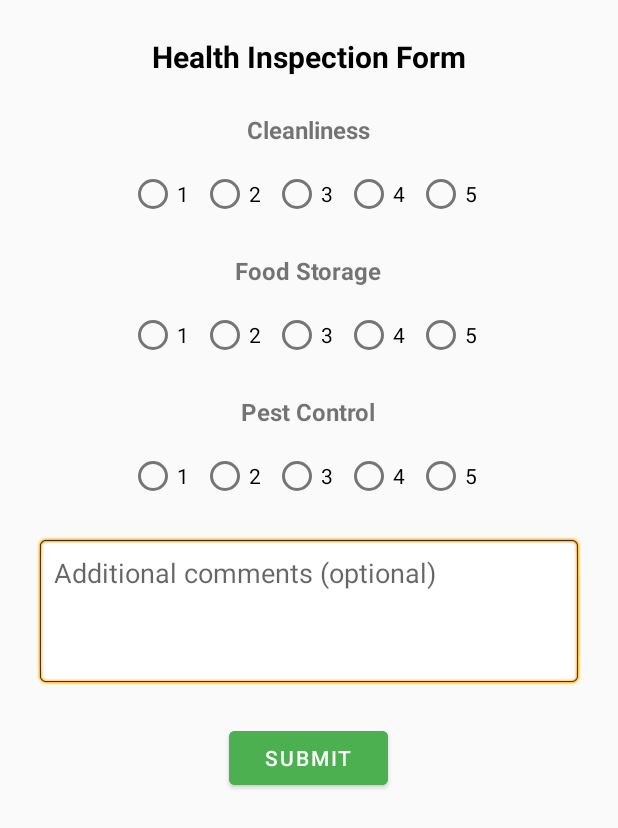
After one commit to pazelisha/food-inspection, an Android app: the InspectionFormActivity screen opened directly, with no data from a screen before it, on a phone screen of 412 x 824 dp. The commit adds this screen. Shown: the top 828 px of the screen. Run offline under Robolectric (Android 15) with nearby library versions, the phone set to English and light mode, and no system bars.

Commit message:
changed rating to letters, theres a form when you click the task.

```diff
--- a/app/src/main/AndroidManifest.xml
+++ b/app/src/main/AndroidManifest.xml
@@ -33,6 +33,10 @@
             android:exported="false" />
 
         <activity
+            android:name=".InspectionFormActivity"
+            android:exported="false" />
+
+        <activity
             android:name=".MapActivity"
             android:exported="false" />
 
--- /dev/null
+++ b/app/src/main/java/com/example/foodgradeinspection/InspectionFormActivity.java
@@ -0,0 +1,63 @@
+package com.example.foodgradeinspection;
+
+import android.os.Bundle;
+import android.util.Log;
+import android.view.View;
+import android.widget.Button;
+import android.widget.EditText;
+import android.widget.RadioButton;
+import android.widget.RadioGroup;
+import android.widget.Toast;
+
+import androidx.appcompat.app.AppCompatActivity;
+
+public class InspectionFormActivity extends AppCompatActivity {
+
+    private RadioGroup cleanlinessGroup, foodStorageGroup, pestControlGroup;
+    private EditText commentsInput;
+    private Button submitButton;
+
+    private int getSelectedRating(RadioGroup group) {
+        int selectedId = group.getCheckedRadioButtonId();
+        if (selectedId == -1) return -1;
+        return Integer.parseInt(((RadioButton) findViewById(selectedId)).getText().toString());
+    }
+
+    private String calculateGrade(double avg) {
+        if (avg >= 4.5) return "A";
+        else if (avg >= 3.5) return "B";
+        else if (avg >= 2.5) return "C";
+        else return "D";
+    }
+
+    @Override
+    protected void onCreate(Bundle savedInstanceState) {
+        super.onCreate(savedInstanceState);
+        setContentView(R.layout.activity_inspection_form);
+
+        cleanlinessGroup = findViewById(R.id.cleanlinessGroup);
+        foodStorageGroup = findViewById(R.id.foodStorageGroup);
+        pestControlGroup = findViewById(R.id.pestControlGroup);
+        commentsInput = findViewById(R.id.commentsInput);
+        submitButton = findViewById(R.id.submitButton);
+
+        submitButton.setOnClickListener(v -> {
+            int c = getSelectedRating(cleanlinessGroup);
+            int f = getSelectedRating(foodStorageGroup);
+            int p = getSelectedRating(pestControlGroup);
+
+            if (c == -1 || f == -1 || p == -1) {
+                Toast.makeText(this, "Please rate all categories.", Toast.LENGTH_SHORT).show();
+                return;
+            }
+
+            double avg = (c + f + p) / 3.0;
+            String grade = calculateGrade(avg);
+
+            Toast.makeText(this, "Inspection Complete. Grade: " + grade, Toast.LENGTH_LONG).show();
+
+            // Here you can pass back results or save them as needed
+            finish();
+        });
+    }
+}
--- /dev/null
+++ b/app/src/main/res/layout/activity_inspection_form.xml
@@ -0,0 +1,112 @@
+<?xml version="1.0" encoding="utf-8"?>
+<ScrollView xmlns:android="http://schemas.android.com/apk/res/android"
+    android:layout_width="match_parent"
+    android:layout_height="match_parent"
+    android:background="#FAFAFA"
+    android:padding="24dp">
+
+    <LinearLayout
+        android:layout_width="match_parent"
+        android:layout_height="wrap_content"
+        android:orientation="vertical"
+        android:gravity="center_horizontal">
+
+        <TextView
+            android:layout_width="wrap_content"
+            android:layout_height="wrap_content"
+            android:text="Health Inspection Form"
+            android:textSize="20sp"
+            android:textStyle="bold"
+            android:layout_marginBottom="24dp"
+            android:textColor="#000000" />
+
+        <!-- Cleanliness -->
+        <TextView
+            android:layout_width="wrap_content"
+            android:layout_height="wrap_content"
+            android:text="Cleanliness"
+            android:textSize="16sp"
+            android:textStyle="bold"
+            android:layout_marginBottom="8dp" />
+
+        <RadioGroup
+            android:id="@+id/cleanlinessGroup"
+            android:layout_width="wrap_content"
+            android:layout_height="wrap_content"
+            android:orientation="horizontal"
+            android:layout_marginBottom="16dp">
+            <RadioButton android:layout_width="wrap_content" android:layout_height="wrap_content" android:text="1" android:id="@+id/c1" />
+            <RadioButton android:layout_width="wrap_content" android:layout_height="wrap_content" android:text="2" android:id="@+id/c2" />
+            <RadioButton android:layout_width="wrap_content" android:layout_height="wrap_content" android:text="3" android:id="@+id/c3" />
+            <RadioButton android:layout_width="wrap_content" android:layout_height="wrap_content" android:text="4" android:id="@+id/c4" />
+            <RadioButton android:layout_width="wrap_content" android:layout_height="wrap_content" android:text="5" android:id="@+id/c5" />
+        </RadioGroup>
+
+        <!-- Food Storage -->
+        <TextView
+            android:layout_width="wrap_content"
+            android:layout_height="wrap_content"
+            android:text="Food Storage"
+            android:textSize="16sp"
+            android:textStyle="bold"
+            android:layout_marginBottom="8dp" />
+
+        <RadioGroup
+            android:id="@+id/foodStorageGroup"
+            android:layout_width="wrap_content"
+            android:layout_height="wrap_content"
+            android:orientation="horizontal"
+            android:layout_marginBottom="16dp">
+            <RadioButton android:layout_width="wrap_content" android:layout_height="wrap_content" android:text="1" android:id="@+id/f1" />
+            <RadioButton android:layout_width="wrap_content" android:layout_height="wrap_content" android:text="2" android:id="@+id/f2" />
+            <RadioButton android:layout_width="wrap_content" android:layout_height="wrap_content" android:text="3" android:id="@+id/f3" />
+            <RadioButton android:layout_width="wrap_content" android:layout_height="wrap_content" android:text="4" android:id="@+id/f4" />
+            <RadioButton android:layout_width="wrap_content" android:layout_height="wrap_content" android:text="5" android:id="@+id/f5" />
+        </RadioGroup>
+
+        <!-- Pest Control -->
+        <TextView
+            android:layout_width="wrap_content"
+            android:layout_height="wrap_content"
+            android:text="Pest Control"
+            android:textSize="16sp"
+            android:textStyle="bold"
+            android:layout_marginBottom="8dp" />
+
+        <RadioGroup
+            android:id="@+id/pestControlGroup"
+            android:layout_width="wrap_content"
+            android:layout_height="wrap_content"
+            android:orientation="horizontal"
+            android:layout_marginBottom="16dp">
+            <RadioButton android:layout_width="wrap_content" android:layout_height="wrap_content" android:text="1" android:id="@+id/p1" />
+            <RadioButton android:layout_width="wrap_content" android:layout_height="wrap_content" android:text="2" android:id="@+id/p2" />
+            <RadioButton android:layout_width="wrap_content" android:layout_height="wrap_content" android:text="3" android:id="@+id/p3" />
+            <RadioButton android:layout_width="wrap_content" android:layout_height="wrap_content" android:text="4" android:id="@+id/p4" />
+            <RadioButton android:layout_width="wrap_content" android:layout_height="wrap_content" android:text="5" android:id="@+id/p5" />
+        </RadioGroup>
+
+        <!-- Comments -->
+        <EditText
+            android:id="@+id/commentsInput"
+            android:layout_width="match_parent"
+            android:layout_height="100dp"
+            android:hint="Additional comments (optional)"
+            android:gravity="top|start"
+            android:padding="12dp"
+            android:background="@android:drawable/editbox_background"
+            android:layout_marginBottom="24dp"
+            android:inputType="textMultiLine" />
+
+        <!-- Submit Button -->
+        <Button
+            android:id="@+id/submitButton"
+            android:layout_width="wrap_content"
+            android:layout_height="wrap_content"
+            android:text="Submit"
+            android:backgroundTint="#4CAF50"
+            android:textColor="#FFFFFF"
+            android:paddingLeft="24dp"
+            android:paddingRight="24dp" />
+    </LinearLayout>
+</ScrollView>
```
Also changed, not shown: app/src/main/java/com/example/foodgradeinspection/MapActivity.java (+27 -8 lines).
